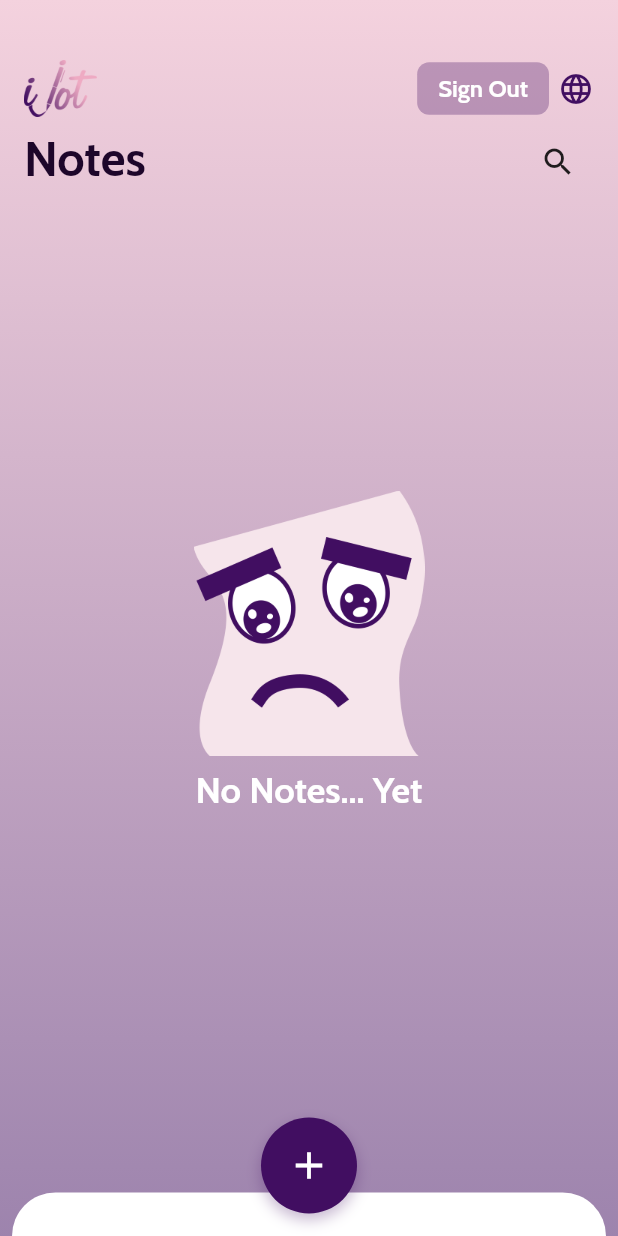
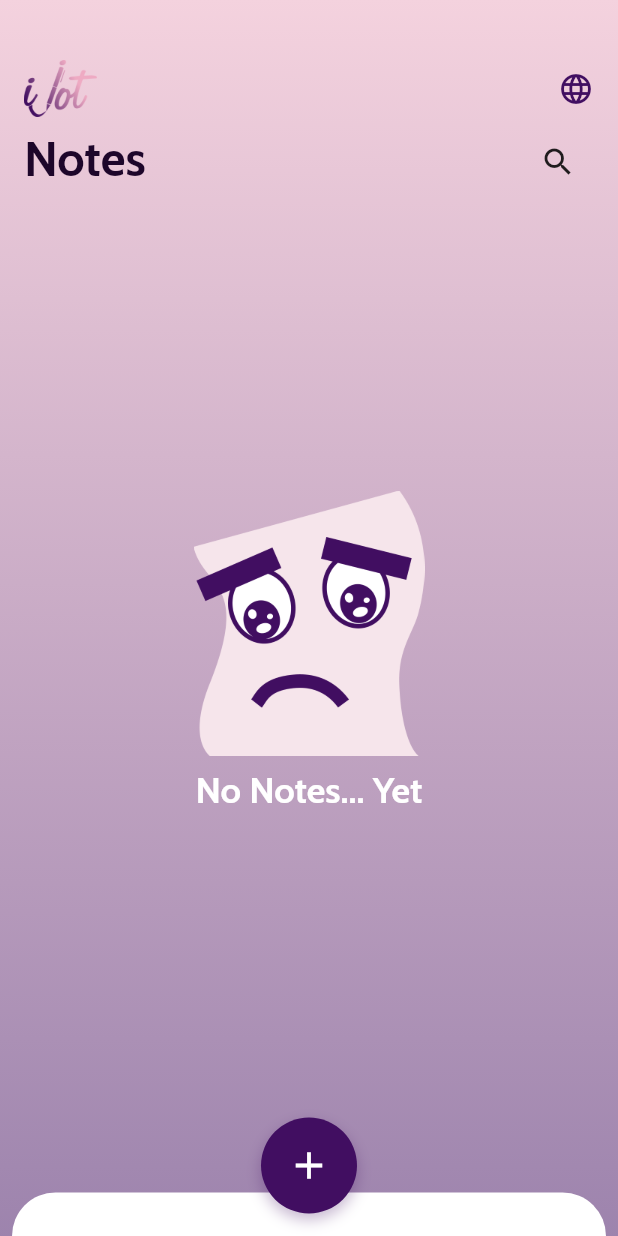
Before and after one commit to jabguru/iJot, a Flutter app: the Notes screen opened by its route, on a phone screen of 412 x 824 dp. Run offline on Flutter 3.47's test engine with Material 2 defaults, Android fonts, the phone set to English and light mode, and no system bars; drawn by our look-alikes of animated_search_bar, upgrader; our stand-ins replace another_flushbar, beamer, cloud_firestore, easy_localization, equatable, file_picker and 11 more; missing offline and left inert: flutter_quill, flutter_quill_extensions, modal_progress_hud_alt, universal_html; accounts and stored records are empty; project files that could hold a hidden picture were left out.

Commit message:
added privacy policy screen and url

```diff
--- a/lib/constants/constants.dart
+++ b/lib/constants/constants.dart
@@ -4,11 +4,11 @@ import 'package:ijot/constants/colors.dart';
 
 const kInputTextStyle = TextStyle(
   fontSize: 20.0,
-  color: Color(0xFFBEBEBE),
+  color: kGrey3,
 );
 
 const kTitleTextStyle = TextStyle(
-  color: Color(0xFF1D062A),
+  color: kPurpleDark1,
   fontSize: 20.0,
   fontWeight: FontWeight.bold,
 );
--- a/lib/constants/routes.dart
+++ b/lib/constants/routes.dart
@@ -2,6 +2,7 @@ import 'package:beamer/beamer.dart';
 import 'package:ijot/screens/change_language.dart';
 import 'package:ijot/screens/login.dart';
 import 'package:ijot/screens/notes.dart';
+import 'package:ijot/screens/privacy_policy.dart';
 import 'package:ijot/screens/register.dart';
 import 'package:ijot/screens/single_note.dart';
 import 'package:ijot/screens/first_screen_selector.dart';
@@ -12,12 +13,14 @@ class MyRoutes {
   static String notesRoute = "/notes";
   static String noteRoute = "/note";
   static String languageRoute = "/language";
+  static String privacyPolicy = "/privacy-policy";
 
   static BeamerDelegate routerDelegate = BeamerDelegate(
     locationBuilder: RoutesLocationBuilder(
       routes: {
         // Return either Widgets or BeamPages if more customization is needed
         '/': (context, state, data) => const FirstScreenSelector(),
+        privacyPolicy: (context, state, data) => const PrivacyPolicyScreen(),
         loginRoute: (context, state, data) => const Login(),
         registerRoute: (context, state, data) => const Register(),
         notesRoute: (context, state, data) => const Notes(),
--- a/lib/screens/login.dart
+++ b/lib/screens/login.dart
@@ -2,6 +2,7 @@ import 'package:beamer/beamer.dart';
 import 'package:firebase_auth/firebase_auth.dart';
 import 'package:flutter/material.dart';
 import 'package:google_sign_in/google_sign_in.dart';
+import 'package:ijot/constants/colors.dart';
 import 'package:ijot/constants/constants.dart';
 import 'package:ijot/constants/firebase.dart';
 import 'package:ijot/constants/hive.dart';
@@ -200,7 +201,7 @@ class LoginState extends State<Login> {
                                   Text(
                                     'or'.tr(),
                                     style: const TextStyle(
-                                      color: Color(0x80FFFFFF),
+                                      color: kGrey2,
                                       fontSize: 12.0,
                                     ),
                                   ),
--- a/lib/screens/single_note.dart
+++ b/lib/screens/single_note.dart
@@ -8,6 +8,7 @@ import 'package:flutter/material.dart';
 import 'package:flutter/services.dart';
 import 'package:flutter_quill/flutter_quill.dart' as quill;
 import 'package:flutter_quill_extensions/flutter_quill_extensions.dart';
+import 'package:ijot/constants/colors.dart';
 import 'package:ijot/constants/spaces.dart';
 import 'package:ijot/services/firebase_storage.dart';
 import 'package:ijot/widgets/note/time_stamp_embed_widget.dart';
@@ -499,7 +500,7 @@ class SingleNoteState extends State<SingleNote> {
             BoxShadow(
               blurRadius: 4.0,
               offset: Offset(2, 2),
-              color: Color(0x40000000),
+              color: kBlackColor,
             ),
           ],
         ),
@@ -519,7 +520,7 @@ class SingleNoteState extends State<SingleNote> {
                       hintStyle: const TextStyle(
                         fontSize: 24.0,
                         fontWeight: FontWeight.bold,
-                        color: Color(0xFFE5E5E5),
+                        color: kPink1,
                       ),
                     ),
                     style: const TextStyle(
--- a/lib/widgets/bottom_bar.dart
+++ b/lib/widgets/bottom_bar.dart
@@ -73,7 +73,7 @@ class _BottomBarWidgetState extends State<BottomBarWidget> {
                       borderRadius: BorderRadius.circular(32.0),
                       boxShadow: const [
                         BoxShadow(
-                          color: Color(0x4D410E61),
+                          color: kPurple1,
                           blurRadius: 8.0,
                           offset: Offset(0, 4),
                         )
--- a/lib/widgets/snackbar.dart
+++ b/lib/widgets/snackbar.dart
@@ -11,7 +11,7 @@ import 'package:flutter/material.dart';
 //     return Container(
 //       width: 240.0,
 //       decoration: BoxDecoration(
-//         color: Color(0xFF444444),
+//         color: kGrey1,
 //         borderRadius: BorderRadius.circular(kCircularBorderRadius),
 //       ),
 //       padding: EdgeInsets.symmetric(horizontal: 43.0, vertical: 15.0),
@@ -25,7 +25,8 @@ import 'package:flutter/material.dart';
 //   }
 // }
 
-void showSuccessSnackbar(BuildContext context, {String? title, String? message}) {
+void showSuccessSnackbar(BuildContext context,
+    {String? title, String? message}) {
   Flushbar(
     margin: const EdgeInsets.all(20.0),
     padding: const EdgeInsets.all(20.0),
--- a/lib/widgets/top_bar.dart
+++ b/lib/widgets/top_bar.dart
@@ -4,6 +4,7 @@ import 'package:beamer/beamer.dart';
 import 'package:easy_localization/easy_localization.dart';
 import 'package:flutter/foundation.dart';
 import 'package:flutter/material.dart';
+import 'package:ijot/constants/colors.dart';
 import 'package:ijot/constants/constants.dart';
 import 'package:ijot/constants/hive.dart';
 import 'package:ijot/constants/routes.dart';
@@ -43,10 +44,11 @@ class TopBarWidget extends StatelessWidget {
               Row(
                 children: [
                   if (extraWidget != null && screenGreaterThan700) extraWidget!,
+                  if (userBox.get('userId') != null)
                     Container(
                       height: 35.0,
                       decoration: BoxDecoration(
-                      color: const Color(0x4D410E61),
+                        color: kPurple1,
                         borderRadius:
                             BorderRadius.circular(kCircularBorderRadius),
                       ),
@@ -103,7 +105,7 @@ class TopBarWidget extends StatelessWidget {
               Text(
                 title,
                 style: const TextStyle(
-                  color: Color(0xFF1D062A),
+                  color: kPurpleDark1,
                   fontSize: 32.0,
                   fontWeight: FontWeight.bold,
                 ),
@@ -122,7 +124,7 @@ class TopBarWidget extends StatelessWidget {
                       child: const Icon(
                         Icons.close,
                         size: 36.0,
-                        color: Color(0xFF1D062A),
+                        color: kPurpleDark1,
                       ),
                     ),
                   ),
```
Also changed, not shown: lib/constants/category.dart (+4 -4 lines), lib/constants/colors.dart (+11 -0 lines), lib/screens/privacy_policy.dart (added, +52 -0 lines), lib/widgets/note_container.dart (+4 -3 lines). Lines whose indentation alone changed are shown as unchanged.
